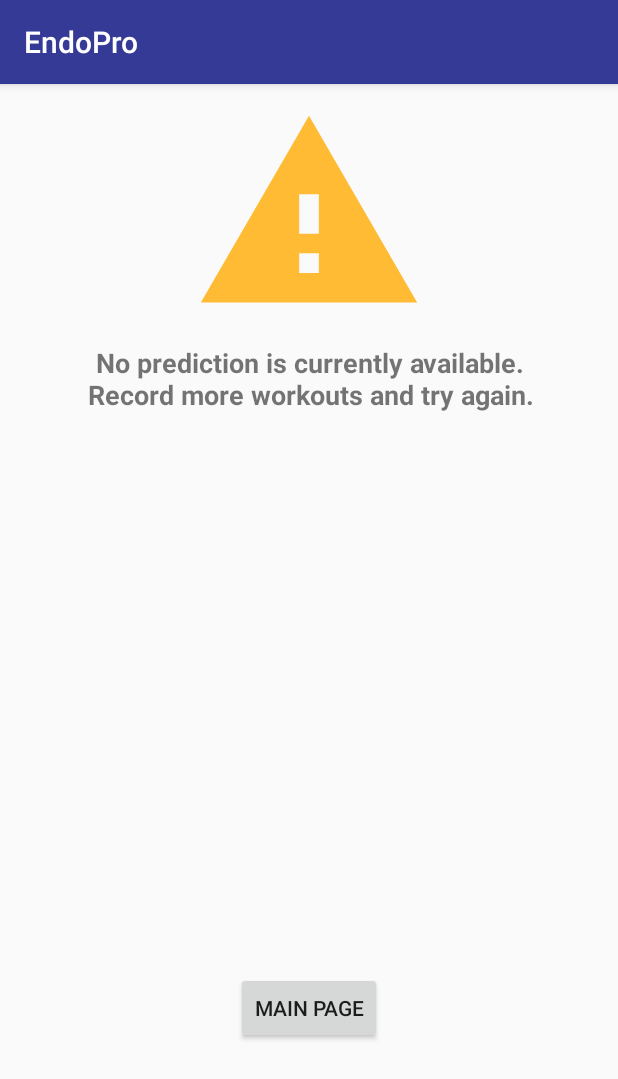
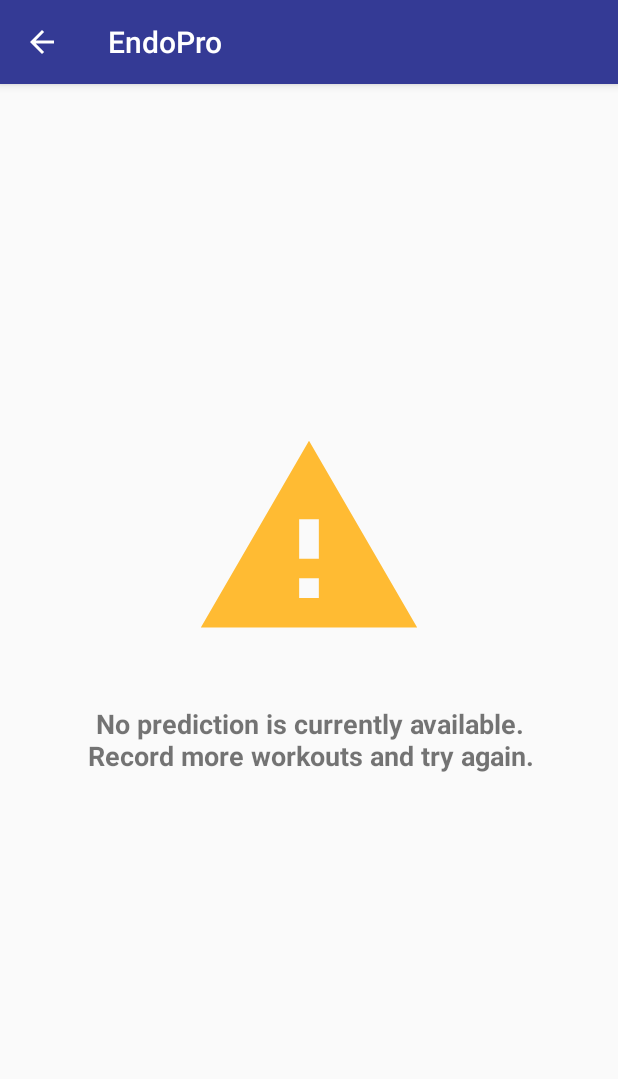
Before and after one commit to lucaslefaucheur/EndoPro-Android-App, an Android app: the Task3 screen opened directly, with no data from a screen before it, on a phone screen of 412 x 824 dp. Shown: the top 1079 px of the screen. Run offline under Robolectric (Android 15) with nearby library versions, the phone set to English and light mode, and no system bars; our stand-ins replace Room's generated code; network calls fail; 2 statements that could not run were skipped.

Commit message:
Cleaned manifest and sligth changes to UI in task 3

```diff
--- a/app/src/main/java/comp354/concordia/endopro/GroupF/MainPage.java
+++ b/app/src/main/java/comp354/concordia/endopro/GroupF/MainPage.java
@@ -47,7 +47,7 @@
 
             case R.id.logout:
                 User.signOut();
-                intent = new Intent(getApplicationContext(),StorageIntent.class);
+                intent = new Intent(this,StorageIntent.class);
                 startService(intent);
                 finish();
                 break;
--- a/app/src/main/java/comp354/concordia/endopro/Task3.java
+++ b/app/src/main/java/comp354/concordia/endopro/Task3.java
@@ -172,15 +172,6 @@
             notEnoughData.setVisibility(View.VISIBLE);
             ConstraintLayout load = findViewById(R.id.load);
             load.setVisibility(View.GONE);
-
-            // Add onClick to return to home page
-            Button mainPage = findViewById(R.id.mainPage);
-            mainPage.setOnClickListener(new View.OnClickListener() {
-                @Override
-                public void onClick(View v) {
-
-                }
-            });
         }
     }
 
@@ -212,15 +203,4 @@
 
         return new JSONObject(jsonString);
     }
-
-    private void onClick(View view) {
-        Intent intent;
-        switch (view.getId()) {
-            case R.id.mainPage:
-                intent = new Intent(getApplicationContext(), MainPage.class);
-                startActivity(intent);
-                finish();
-                break;
-        }
-    }
 }
--- a/app/src/main/res/layout/activity_app_init.xml
+++ b/app/src/main/res/layout/activity_app_init.xml
@@ -4,6 +4,6 @@
     xmlns:tools="http://schemas.android.com/tools"
     android:layout_width="match_parent"
     android:layout_height="match_parent"
-    tools:context=".AppInit">
+    tools:context=".GroupF.AppInit">
 
 </android.support.constraint.ConstraintLayout>
--- a/app/src/main/res/layout/activity_main_page.xml
+++ b/app/src/main/res/layout/activity_main_page.xml
@@ -4,7 +4,7 @@
     xmlns:tools="http://schemas.android.com/tools"
     android:layout_width="match_parent"
     android:layout_height="match_parent"
-    tools:context=".MainPage">
+    tools:context=".GroupF.MainPage">
 
     <Button
         android:id="@+id/task2"
--- a/app/src/main/res/layout/activity_task2.xml
+++ b/app/src/main/res/layout/activity_task2.xml
@@ -5,7 +5,7 @@
     android:layout_width="match_parent"
     android:layout_height="match_parent"
     android:orientation="vertical"
-    tools:context=".Task2">
+    tools:context=".GroupF.Task2">
 
 
     <com.github.mikephil.charting.charts.LineChart
--- a/app/src/main/res/layout/activity_task3.xml
+++ b/app/src/main/res/layout/activity_task3.xml
@@ -29,7 +29,7 @@
         android:id="@+id/notEnoughData"
         android:layout_width="match_parent"
         android:layout_height="match_parent"
-        android:visibility="gone">
+        android:visibility="visible">
 
 
         <TextView
@@ -39,10 +39,12 @@
             android:layout_marginStart="8dp"
             android:layout_marginTop="8dp"
             android:layout_marginEnd="8dp"
+            android:layout_marginBottom="283dp"
             android:text="@string/predictNoWorkout"
             android:textAlignment="center"
             android:textSize="18sp"
             android:textStyle="bold"
+            app:layout_constraintBottom_toBottomOf="parent"
             app:layout_constraintEnd_toEndOf="parent"
             app:layout_constraintHorizontal_bias="0.507"
             app:layout_constraintStart_toStartOf="parent"
@@ -53,7 +55,7 @@
             android:layout_width="180dp"
             android:layout_height="157dp"
             android:layout_marginStart="8dp"
-            android:layout_marginTop="8dp"
+            android:layout_marginTop="200dp"
             android:layout_marginEnd="8dp"
             app:layout_constraintBottom_toTopOf="@+id/textView6"
             app:layout_constraintEnd_toEndOf="parent"
@@ -61,19 +63,6 @@
             app:layout_constraintTop_toTopOf="parent"
             app:srcCompat="@drawable/ic_warning_black_24dp" />
 
-        <Button
-            android:id="@+id/mainPage"
-            android:layout_width="wrap_content"
-            android:layout_height="wrap_content"
-            android:layout_marginStart="8dp"
-            android:layout_marginEnd="8dp"
-            android:layout_marginBottom="128dp"
-            android:onClick="onClick"
-            android:text="Main page"
-            app:layout_constraintBottom_toBottomOf="parent"
-            app:layout_constraintEnd_toEndOf="parent"
-            app:layout_constraintStart_toStartOf="parent"
-            app:layout_constraintVertical_chainStyle="packed" />
     </android.support.constraint.ConstraintLayout>
 
     <LinearLayout
```
Also changed, not shown: app/src/main/AndroidManifest.xml (+6 -10 lines).
